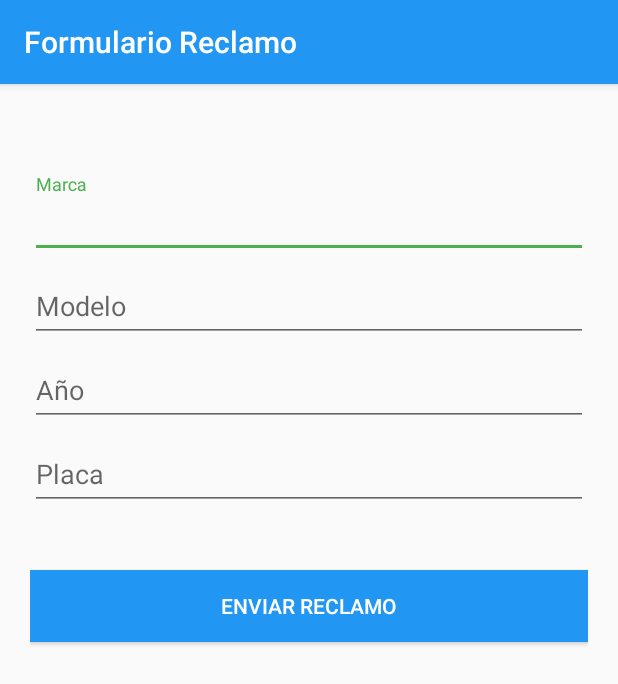
After one commit to casiprogramador/autoreclamos, an Android app: the FormReclamoActivity screen opened directly, with no data from a screen before it, on a phone screen of 412 x 824 dp. The commit adds this screen. Shown: the top 684 px of the screen. Run offline under Robolectric (Android 15) with nearby library versions, the light colour scheme and no system bars.

Commit message:
Agregar formulario reclamo

```diff
--- a/app/src/main/AndroidManifest.xml
+++ b/app/src/main/AndroidManifest.xml
@@ -15,6 +15,9 @@
                 <category android:name="android.intent.category.LAUNCHER" />
             </intent-filter>
         </activity>
+        <activity android:name=".Activities.FormReclamoActivity"
+            android:label="Formulario Reclamo">
+        </activity>
     </application>
 
 </manifest>
--- /dev/null
+++ b/app/src/main/java/com/marceloapp/autoreclamos/Activities/FormReclamoActivity.java
@@ -0,0 +1,21 @@
+package com.marceloapp.autoreclamos.Activities;
+
+import android.os.Bundle;
+import android.support.v7.app.AppCompatActivity;
+import android.support.v7.widget.Toolbar;
+
+import com.marceloapp.autoreclamos.R;
+
+/**
+ * Created by Marcelo on 7/5/2016.
+ */
+public class FormReclamoActivity extends AppCompatActivity {
+    Toolbar toolbar;
+    @Override
+    protected void onCreate(Bundle savedInstanceState) {
+        super.onCreate(savedInstanceState);
+        setContentView(R.layout.activity_form_reclamo);
+        toolbar = (Toolbar)findViewById(R.id.toolBar);
+        setSupportActionBar(toolbar);
+    }
+}
--- a/app/src/main/java/com/marceloapp/autoreclamos/Adapters/ReclamosAdapter.java
+++ b/app/src/main/java/com/marceloapp/autoreclamos/Adapters/ReclamosAdapter.java
@@ -1,5 +1,6 @@
 package com.marceloapp.autoreclamos.Adapters;
 
+import android.content.Intent;
 import android.support.v7.widget.CardView;
 import android.support.v7.widget.RecyclerView;
 import android.view.LayoutInflater;
@@ -8,6 +9,7 @@ import android.view.ViewGroup;
 import android.widget.ImageView;
 import android.widget.TextView;
 
+import com.marceloapp.autoreclamos.Activities.FormReclamoActivity;
 import com.marceloapp.autoreclamos.Models.Reclamo;
 import com.marceloapp.autoreclamos.R;
 
@@ -54,6 +56,13 @@ public class ReclamosAdapter extends RecyclerView.Adapter <ReclamosAdapter.Recla
             reclamoTitle = (TextView)itemView.findViewById(R.id.reclamo_title);
             reclamoDescription = (TextView)itemView.findViewById(R.id.reclamo_description);
             reclamoIcon = (ImageView)itemView.findViewById(R.id.reclamo_icon);
+            cv.setOnClickListener(new View.OnClickListener(){
+
+                @Override
+                public void onClick(View v) {
+                    cv.getContext().startActivity(new Intent(v.getContext(),FormReclamoActivity.class));
+                }
+            });
         }
     }
 }
--- /dev/null
+++ b/app/src/main/res/layout/activity_form_reclamo.xml
@@ -0,0 +1,79 @@
+<?xml version="1.0" encoding="utf-8"?>
+<android.support.design.widget.CoordinatorLayout xmlns:android="http://schemas.android.com/apk/res/android"
+    xmlns:app="http://schemas.android.com/apk/res-auto"
+    android:layout_width="match_parent"
+    android:layout_height="match_parent">
+<android.support.design.widget.AppBarLayout
+    android:layout_height="wrap_content"
+    android:layout_width="match_parent"
+    android:theme="@style/ThemeOverlay.AppCompat.Dark.ActionBar">
+    <include
+        android:layout_height="wrap_content"
+        android:layout_width="match_parent"
+        layout="@layout/toolbar_layout"/>
+</android.support.design.widget.AppBarLayout>
+<LinearLayout
+    android:orientation="vertical" android:layout_width="match_parent"
+    android:layout_height="match_parent"
+    android:layout_marginTop="?attr/actionBarSize"
+    android:paddingLeft="20dp"
+    android:paddingRight="20dp"
+    android:paddingTop="60dp">
+
+    <android.support.design.widget.TextInputLayout
+        android:id="@+id/input_layout_marca"
+        android:layout_width="match_parent"
+        android:layout_height="wrap_content">
+
+        <EditText
+            android:id="@+id/input_marca"
+            android:layout_width="match_parent"
+            android:layout_height="wrap_content"
+            android:singleLine="true"
+            android:hint="Marca" />
+    </android.support.design.widget.TextInputLayout>
+    <android.support.design.widget.TextInputLayout
+        android:id="@+id/input_layout_modelo"
+        android:layout_width="match_parent"
+        android:layout_height="wrap_content">
+
+        <EditText
+            android:id="@+id/input_modelo"
+            android:layout_width="match_parent"
+            android:layout_height="wrap_content"
+            android:singleLine="true"
+            android:hint="Modelo" />
+    </android.support.design.widget.TextInputLayout>
+    <android.support.design.widget.TextInputLayout
+        android:id="@+id/input_layout_anio"
+        android:layout_width="match_parent"
+        android:layout_height="wrap_content">
+
+        <EditText
+            android:id="@+id/input_anio"
+            android:layout_width="match_parent"
+            android:layout_height="wrap_content"
+            android:singleLine="true"
+            android:hint="Año" />
+    </android.support.design.widget.TextInputLayout>
+    <android.support.design.widget.TextInputLayout
+        android:id="@+id/input_layout_placa"
+        android:layout_width="match_parent"
+        android:layout_height="wrap_content">
+
+        <EditText
+            android:id="@+id/input_placa"
+            android:layout_width="match_parent"
+            android:layout_height="wrap_content"
+            android:singleLine="true"
+            android:hint="Placa" />
+    </android.support.design.widget.TextInputLayout>
+    <Button android:id="@+id/btn_signup"
+        android:layout_width="fill_parent"
+        android:layout_height="wrap_content"
+        android:text="Enviar Reclamo"
+        android:background="@color/colorPrimary"
+        android:layout_marginTop="40dp"
+        android:textColor="@android:color/white"/>
+</LinearLayout>
+</android.support.design.widget.CoordinatorLayout>
```
